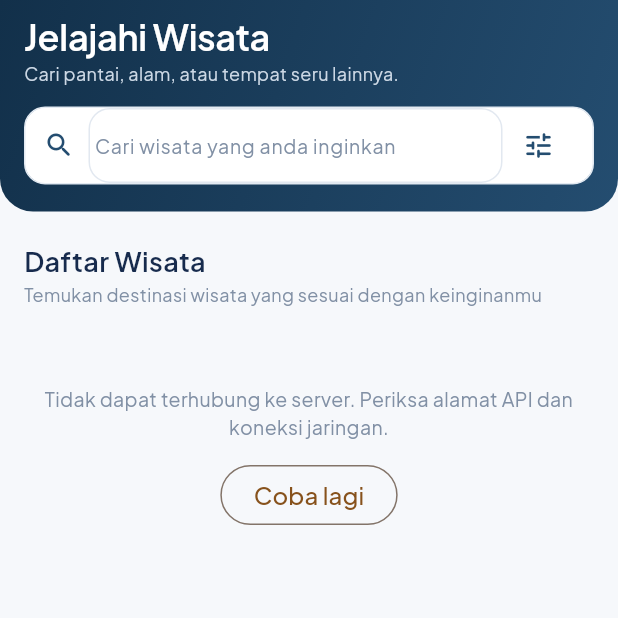
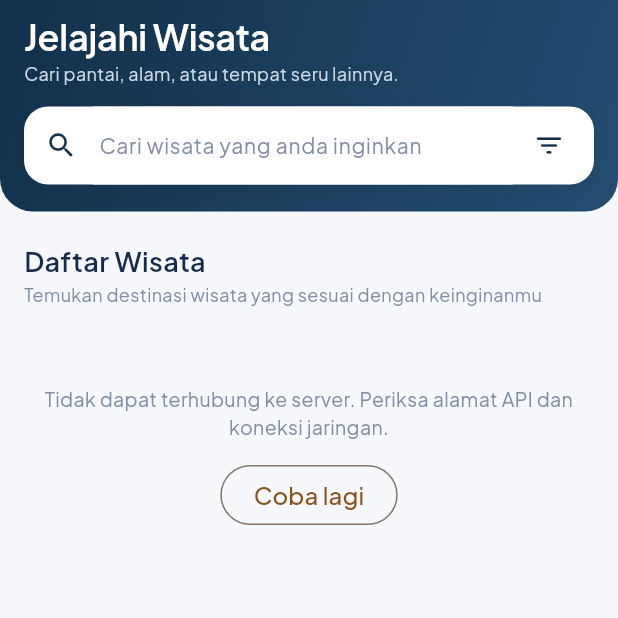
Before and after one commit to muhfareldwim-coder/mobile_app_pariwisata, a Flutter app: the ExplorerPage screen opened directly, on a phone screen of 412 x 824 dp, the top half of it. Run offline on Flutter 3.47's test engine with Material 3 defaults, Android fonts, the phone set to English and light mode, and no system bars; our stand-ins replace file_picker, flutter_map, flutter_secure_storage, flutter_svg, geolocator, google_sign_in and 4 more; missing offline and left inert: curved_navigation_bar_pro; accounts and stored records are empty; network calls fail; statements that could not run were skipped.

Commit message:
pembaruan search box

```diff
--- a/lib/presentation/pages/destination/explorer_page.dart
+++ b/lib/presentation/pages/destination/explorer_page.dart
@@ -1,7 +1,6 @@
 import 'package:flutter/material.dart' hide Text;
 import 'package:mobile_pariwisata/core/widgets/localized_text.dart';
 
-import '../../../core/theme/app_colors.dart';
 import '../../../data/models/destination.dart';
 import '../../../data/services/destination_service.dart';
 import '../../../data/services/favorite_destination_service.dart';
@@ -13,6 +12,7 @@ const _exploreRaisedNavy = Color(0xFF244D70);
 const _exploreBackground = Color(0xFFF6F8FB);
 const _exploreBodyText = Color(0xFF172B4D);
 const _exploreSecondaryText = Color(0xFF8190A5);
+const _exploreSearchBackground = Colors.white;
 
 class ExplorerPage extends StatefulWidget {
   const ExplorerPage({
@@ -264,22 +264,30 @@ class _ExplorerPageState extends State<ExplorerPage> {
           ),
           const SizedBox(height: 14),
           Container(
+            key: const ValueKey('explore-search-bar'),
             height: 52,
-            padding: const EdgeInsets.symmetric(horizontal: 12),
+            padding: const EdgeInsets.only(left: 14, right: 6),
             decoration: BoxDecoration(
-              color: Colors.white,
-              borderRadius: BorderRadius.circular(14),
-              border: Border.all(color: const Color(0xFFE3EAF2)),
+              color: _exploreSearchBackground,
+              borderRadius: BorderRadius.circular(16),
+              boxShadow: [
+                BoxShadow(
+                  color: Colors.black.withValues(alpha: 0.05),
+                  blurRadius: 10,
+                  offset: const Offset(0, 3),
+                ),
+              ],
             ),
             child: Row(
               children: [
                 const Icon(
                   Icons.search_rounded,
-                  color: _exploreRaisedNavy,
-                  size: 21,
+                  color: _exploreNavy,
+                  size: 22,
                 ),
-                const SizedBox(width: 9),
+                const SizedBox(width: 10),
                 Expanded(
+                  child: SizedBox.expand(
                     child: TextField(
                       controller: searchController,
                       onChanged: (_) => setState(() {}),
@@ -290,18 +298,23 @@ class _ExplorerPageState extends State<ExplorerPage> {
                       style: const TextStyle(
                         color: _exploreBodyText,
                         fontSize: 14,
+                        fontWeight: FontWeight.w400,
                       ),
-                    cursorColor: AppColors.orange,
+                      cursorColor: _exploreNavy,
                       decoration: InputDecoration(
                         hintText: localized('Cari wisata yang anda inginkan'),
                         hintStyle: TextStyle(
                           color: _exploreSecondaryText,
-                        fontSize: 13,
+                          fontSize: 14,
                         ),
+                        filled: true,
+                        fillColor: _exploreSearchBackground,
                         border: InputBorder.none,
+                        enabledBorder: InputBorder.none,
+                        focusedBorder: InputBorder.none,
                         isDense: true,
-                      filled: false,
                         contentPadding: EdgeInsets.zero,
+                      ),
                     ),
                   ),
                 ),
@@ -311,29 +324,43 @@ class _ExplorerPageState extends State<ExplorerPage> {
                     padding: EdgeInsets.zero,
                     constraints: const BoxConstraints(
                       minWidth: 36,
-                      minHeight: 40,
+                      minHeight: 36,
+                    ),
+                    style: IconButton.styleFrom(
+                      foregroundColor: _exploreSecondaryText,
+                      backgroundColor: _exploreSearchBackground,
+                      shape: const CircleBorder(),
                     ),
                     onPressed: () {
                       searchController.clear();
                       setState(() {});
                     },
                     icon: const Icon(
-                      Icons.close,
+                      Icons.close_rounded,
                       color: _exploreSecondaryText,
-                      size: 19,
+                      size: 18,
                     ),
                   ),
                 IconButton(
+                  key: const ValueKey('explore-open-filter'),
                   tooltip: localized('Filter destinasi'),
                   padding: EdgeInsets.zero,
-                  constraints: const BoxConstraints(
-                    minWidth: 36,
-                    minHeight: 40,
+                  constraints: const BoxConstraints.tightFor(
+                    width: 42,
+                    height: 42,
+                  ),
+                  style: IconButton.styleFrom(
+                    foregroundColor: _exploreNavy,
+                    backgroundColor: _exploreSearchBackground,
+                    elevation: 0,
+                    shadowColor: Colors.transparent,
+                    side: BorderSide.none,
+                    shape: const CircleBorder(),
                   ),
                   onPressed: _showFilterDialog,
                   icon: const Icon(
-                    Icons.tune_rounded,
-                    color: _exploreRaisedNavy,
+                    Icons.filter_list_rounded,
+                    color: _exploreNavy,
                     size: 22,
                   ),
                 ),
```
Also changed, not shown: lib/presentation/pages/map/map_page.dart (+53 -21 lines), 2 other files. Lines whose indentation alone changed are shown as unchanged.
